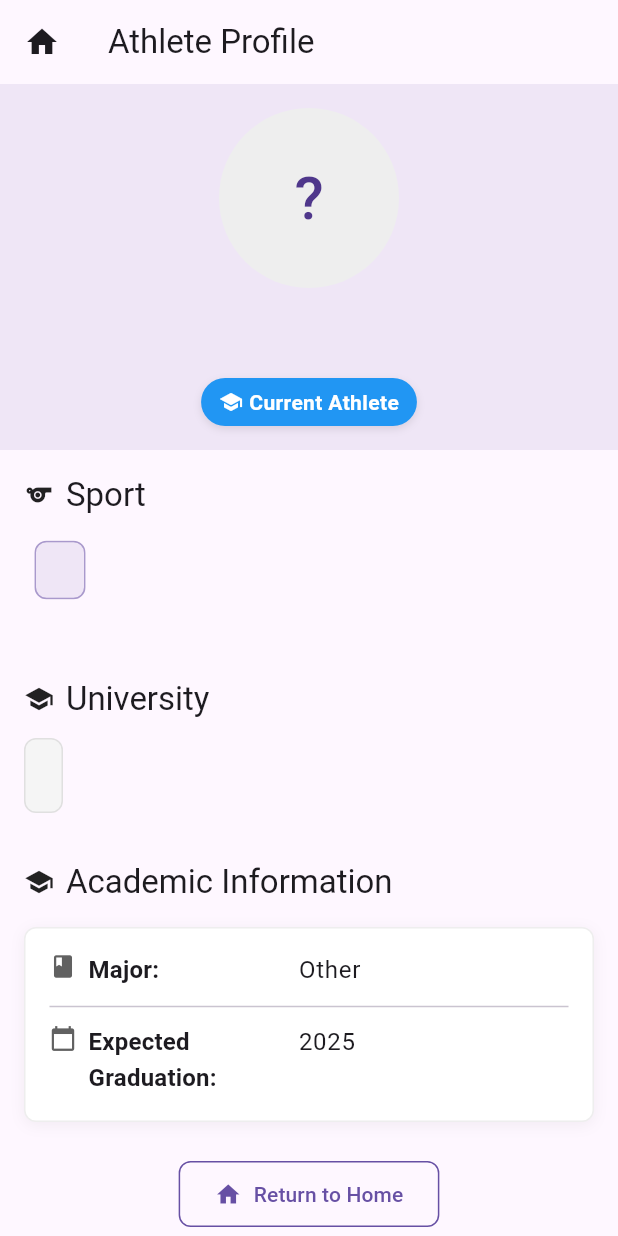
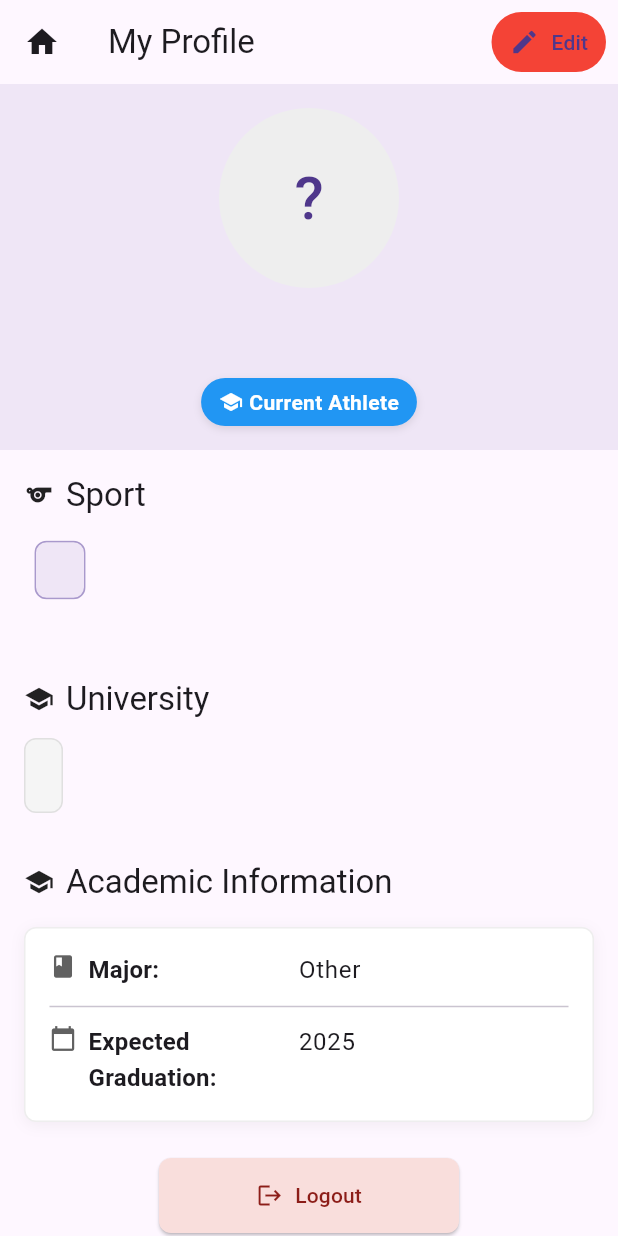
Before and after one commit to jnnabugwu/athlete_alumni, a Flutter app: the ProfileScreen screen opened directly, on a phone screen of 412 x 824 dp. Run offline on Flutter 3.47's test engine with Material 3 defaults, Android fonts, the phone set to English and light mode, and no system bars; our stand-ins replace bloc, dartz, equatable, flutter_bloc, flutter_dotenv, get_it and 4 more; missing offline and left inert: dart:html, dart:js; accounts and stored records are empty.

Commit message:
fix: fixed normal sign in with profile need to fix google sign in with profile

```diff
--- a/lib/core/di/injection.dart
+++ b/lib/core/di/injection.dart
@@ -88,7 +88,7 @@ Future<void> _initProfile() async {
   ));
 
   // Use cases
-  sl.registerLazySingleton(() => GetProfileUseCase(sl<ProfileRepository>()));
+  sl.registerLazySingleton(() => GetProfileUseCase());
   sl.registerLazySingleton(() => UpdateProfileUseCase(sl<ProfileRepository>()));
   sl.registerLazySingleton(() => UploadProfileImageUseCase(sl<ProfileRepository>()));
 
--- a/lib/features/profile/domain/usecases/get_profile_usecase.dart
+++ b/lib/features/profile/domain/usecases/get_profile_usecase.dart
@@ -1,13 +1,61 @@
+import 'package:athlete_alumni/core/utils/typedef.dart';
+import 'package:dartz/dartz.dart';
+import 'package:flutter/foundation.dart';
+import 'package:supabase_flutter/supabase_flutter.dart';
 import '../../../../core/models/athlete.dart';
-import '../../../../core/utils/typedef.dart';
-import '../repositories/profile_repository.dart';
+import '../../../../core/errors/failures.dart';
 
 class GetProfileUseCase {
-  final ProfileRepository repository;
+  final SupabaseClient _supabaseClient = Supabase.instance.client;
 
-  GetProfileUseCase(this.repository);
+ResultFuture<Athlete> call(String userId) async {
+    try {
+      debugPrint('GetProfileUseCase: Attempting to get profile for user ID: $userId');
 
-  ResultFuture<Athlete> call(String userId) {
-    return repository.getProfile(userId);
+      // First, try to get by ID
+      var response = await _supabaseClient
+          .from('athletes')
+          .select()
+          .eq('id', userId)
+          .maybeSingle();
+
+      // If not found and ID looks like a temp ID, check current user
+      if (response == null && (userId.startsWith('user-') || userId == 'unknown-user-id')) {
+        final currentUser = _supabaseClient.auth.currentUser;
+
+        if (currentUser != null) {
+          debugPrint('GetProfileUseCase: Using current user ID instead: ${currentUser.id}');
+
+          // Try to find by auth user ID
+          response = await _supabaseClient
+              .from('athletes')
+              .select()
+              .eq('id', currentUser.id)
+              .maybeSingle();
+
+          // If still not found and we have email (Google Sign-In case), try by email
+          if (response == null && currentUser.email != null) {
+            debugPrint('GetProfileUseCase: Trying to find profile by email: ${currentUser.email}');
+
+            response = await _supabaseClient
+                .from('athletes')
+                .select()
+                .eq('email', currentUser.email.toString())
+                .maybeSingle();
+          }
+        }
+      }
+
+      if (response != null) {
+        debugPrint('GetProfileUseCase: Found profile data: $response');
+        return Right(Athlete.fromJson(response));
+      } else {
+        debugPrint('GetProfileUseCase: No profile found for user ID: $userId');
+        return const Left(ServerFailure(message: 'Profile not found'));
+      }
+    } catch (e) {
+      debugPrint('GetProfileUseCase: Error getting profile: $e');
+      return Left(ServerFailure(message: e.toString()));
+    }
   }
 }
--- a/lib/features/profile/presentation/pages/profile_page.dart
+++ b/lib/features/profile/presentation/pages/profile_page.dart
@@ -1,5 +1,6 @@
 import 'package:flutter/material.dart';
 import 'package:flutter/services.dart';
+import 'package:flutter/foundation.dart';
 import 'package:go_router/go_router.dart';
 import 'package:flutter_bloc/flutter_bloc.dart';
 import '../../../../core/models/athlete.dart';
@@ -22,14 +23,53 @@ class ProfilePage extends StatelessWidget {
 
   @override
   Widget build(BuildContext context) {
-    // Check if this is a dev bypass navigation
-    final bool isDevBypass = GoRouterState.of(context).extra != null &&
-        (GoRouterState.of(context).extra as Map?)?.containsKey('devBypass') == true &&
-        (GoRouterState.of(context).extra as Map)['devBypass'] == true;
+    // Check for route parameters
+    final routerState = GoRouterState.of(context);
+    final Map<String, dynamic>? extra = routerState.extra as Map<String, dynamic>?;
+
+    // Get current authentication state
+    final authBloc = context.read<AuthBloc>();
+    final authState = authBloc.state;
+    final authUser = authState.athlete;
+    final String? authUserId = authUser?.id;
+    final bool isAuthenticated = authState.status == AuthStatus.authenticated;
+
+    // Check if we need to override isOwnProfile from the router extra params
+    final bool routeIsOwnProfile = extra != null &&
+        extra.containsKey('isOwnProfile') &&
+        extra['isOwnProfile'] == true;
+
+    // Check if the profile matches the authenticated user's ID
+    final bool idMatches = isAuthenticated &&
+                         authUserId != null &&
+                         athlete.id == authUserId;
+
+    // For Google sign-in, also check email match as a fallback
+    final bool emailMatches = isAuthenticated &&
+                            authUser?.email != null &&
+                            athlete.email != null &&
+                            authUser!.email == athlete.email;
+
+    // Determine if this is the user's own profile through multiple methods
+    final bool effectiveIsOwnProfile = routeIsOwnProfile || isOwnProfile || idMatches || emailMatches;
+
+    // Log information about the decision
+    if (kDebugMode) {
+      print('🧩 Profile ownership check:');
+      print('  - Route isOwnProfile: $routeIsOwnProfile');
+      print('  - Constructor isOwnProfile: $isOwnProfile');
+      print('  - ID match: $idMatches (${authUserId ?? 'no auth ID'} vs ${athlete.id})');
+      print('  - Email match: $emailMatches (${authUser?.email ?? 'no auth email'} vs ${athlete.email ?? 'no profile email'})');
+      print('  - Decision: ${effectiveIsOwnProfile ? 'IS own profile' : 'NOT own profile'}');
+    }
+
+    final bool isDevBypass = extra != null &&
+        extra.containsKey('devBypass') &&
+        extra['devBypass'] == true;
 
     return Scaffold(
       appBar: AppBar(
-        title: Text(isOwnProfile ? 'My Profile' : 'Athlete Profile'),
+        title: Text(effectiveIsOwnProfile ? 'My Profile' : 'Athlete Profile'),
         systemOverlayStyle: SystemUiOverlayStyle.light,
         leading: IconButton(
           icon: const Icon(Icons.home),
@@ -37,7 +77,7 @@ class ProfilePage extends StatelessWidget {
           onPressed: () => context.go('/'),
         ),
         actions: [
-          if (isOwnProfile && onEditPressed != null)
+          if (effectiveIsOwnProfile && onEditPressed != null)
             Padding(
               padding: const EdgeInsets.only(right: 8.0),
               child: ElevatedButton.icon(
@@ -45,7 +85,7 @@ class ProfilePage extends StatelessWidget {
                 label: const Text('Edit'),
                 onPressed: onEditPressed,
                 style: ElevatedButton.styleFrom(
-                  backgroundColor: Theme.of(context).colorScheme.primaryContainer,
+                  backgroundColor: Colors.red,
                   foregroundColor: Theme.of(context).colorScheme.onPrimaryContainer,
                   elevation: 0,
                   padding: const EdgeInsets.symmetric(horizontal: 12, vertical: 8),
@@ -54,18 +94,6 @@ class ProfilePage extends StatelessWidget {
             ),
         ],
       ),
-      floatingActionButton: isOwnProfile ? FloatingActionButton.extended(
-        onPressed: onEditPressed ?? () {
-          ScaffoldMessenger.of(context).showSnackBar(
-            const SnackBar(content: Text('Edit functionality not available')),
-          );
-        },
-        icon: const Icon(Icons.edit),
-        label: const Text('Edit Profile'),
-        tooltip: 'Edit your profile information',
-        backgroundColor: Theme.of(context).colorScheme.primary,
-        foregroundColor: Theme.of(context).colorScheme.onPrimary,
-      ) : null,
       body: SingleChildScrollView(
         child: Column(
           crossAxisAlignment: CrossAxisAlignment.start,
@@ -79,14 +107,11 @@ class ProfilePage extends StatelessWidget {
             // Type-specific information based on athlete status
             TypeSpecificSection(athlete: athlete),
 
-            // Edit profile button if viewing own profile
-            if (isOwnProfile) _buildEditButton(context),
+            // Logout button if viewing own profile
+            if (effectiveIsOwnProfile) _buildLogoutButton(context),
 
-            // Logout button if viewing own profile
-            if (isOwnProfile) _buildLogoutButton(context),
-
-            // Return to home button
-            _buildHomeButton(context),
+            // Navigation buttons row (home and edit)
+            _buildBottomButtons(context, effectiveIsOwnProfile),
 
             // Extra padding at the bottom for better scroll experience
             const SizedBox(height: 24),
@@ -99,15 +124,21 @@ class ProfilePage extends StatelessWidget {
     );
   }
 
-  Widget _buildEditButton(BuildContext context) {
-    return Center(
+  // Bottom buttons row with Home and Edit buttons
+  Widget _buildBottomButtons(BuildContext context, bool isOwn) {
+    return Padding(
+      padding: const EdgeInsets.symmetric(vertical: 16.0, horizontal: 16.0),
+      child: Row(
+        mainAxisAlignment: MainAxisAlignment.center,
+        children: [
+          if (isOwn)
+            Expanded(
               child: Padding(
-        padding: const EdgeInsets.all(16.0),
+                padding: const EdgeInsets.only(right: 8.0),
                 child: ElevatedButton.icon(
                   onPressed: onEditPressed ?? () {
-            ScaffoldMessenger.of(context).showSnackBar(
-              const SnackBar(content: Text('Edit functionality not available')),
-            );
+                    // Navigate to edit profile page
+                    context.push('/profile/edit', extra: {'athlete': athlete});
                   },
                   icon: const Icon(Icons.edit),
                   label: const Text('Edit Profile'),
@@ -115,16 +146,37 @@ class ProfilePage extends StatelessWidget {
                     backgroundColor: Theme.of(context).colorScheme.primary,
                     foregroundColor: Theme.of(context).colorScheme.onPrimary,
                     padding: const EdgeInsets.symmetric(
-              horizontal: 24,
+                      horizontal: 16,
                       vertical: 12,
                     ),
                     shape: RoundedRectangleBorder(
                       borderRadius: BorderRadius.circular(8),
                     ),
-            minimumSize: const Size(200, 50), // Make button wider
-            elevation: 3, // Add some elevation
                   ),
                 ),
+              ),
+            ),
+          Expanded(
+            child: Padding(
+              padding: EdgeInsets.only(left: isOwn ? 8.0 : 0),
+              child: OutlinedButton.icon(
+                onPressed: () => context.go('/'),
+                icon: const Icon(Icons.home),
+                label: const Text('Home'),
+                style: OutlinedButton.styleFrom(
+                  padding: const EdgeInsets.symmetric(
+                    horizontal: 16,
+                    vertical: 12,
+                  ),
+                  shape: RoundedRectangleBorder(
+                    borderRadius: BorderRadius.circular(8),
+                  ),
+                  side: BorderSide(color: Theme.of(context).colorScheme.primary),
+                ),
+              ),
+            ),
+          ),
+        ],
       ),
     );
   }
@@ -194,29 +246,6 @@ class ProfilePage extends StatelessWidget {
     context.go('/auth/login');
   }
 
-  Widget _buildHomeButton(BuildContext context) {
-    return Center(
-      child: Padding(
-        padding: const EdgeInsets.symmetric(vertical: 8.0, horizontal: 16.0),
-        child: OutlinedButton.icon(
-          onPressed: () => context.go('/'),
-          icon: const Icon(Icons.home),
-          label: const Text('Return to Home'),
-          style: OutlinedButton.styleFrom(
-            padding: const EdgeInsets.symmetric(
-              horizontal: 24,
-              vertical: 12,
-            ),
-            shape: RoundedRectangleBorder(
-              borderRadius: BorderRadius.circular(8),
-            ),
-            side: BorderSide(color: Theme.of(context).colorScheme.primary),
-          ),
-        ),
-      ),
-    );
-  }
-
   Widget _buildDevToolsPanel(BuildContext context) {
     return Container(
       margin: const EdgeInsets.all(16),
--- a/lib/features/profile/presentation/screens/profile_screen.dart
+++ b/lib/features/profile/presentation/screens/profile_screen.dart
@@ -70,25 +70,10 @@ class _ProfileScreenState extends State<ProfileScreen> {
       ));
 
       debugPrint('ProfileScreen: Initializing new profile for user ID: $userId');
-    } else if (widget.isDevMode) {
-      // Use mock data for development
-      const mockAthlete = Athlete(
-        id: 'mock-id-123',
-        name: 'Dev Test Athlete',
-        email: 'dev@test.com',
-        status: AthleteStatus.former,
-        major: AthleteMajor.computerScience,
-        career: AthleteCareer.softwareEngineer,
-        university: 'Dev University',
-        sport: 'Swimming',
-        achievements: ['NCAA Championship', 'All-American', 'Team Captain'],
-        profileImageUrl: 'https://placehold.co/300x300',
-      );
-
-      _profileBloc.add(const MockProfileLoadedEvent(mockAthlete));
     } else {
-      // Get real profile data
+      // Always get real profile data, never use mock data
       _profileBloc.add(GetProfileEvent(widget.athleteId ?? ''));
+      debugPrint('ProfileScreen: Loading real profile data for: ${widget.athleteId}');
     }
   }
 
@@ -230,28 +215,9 @@ class _ProfileScreenState extends State<ProfileScreen> {
                   const SizedBox(height: 16),
                   ElevatedButton(
                     onPressed: () {
-                      if (widget.isDevMode) {
-                        // In dev mode, create and emit mock data again
-                          debugPrint("ProfileScreen: Try Again in dev mode - recreating mock athlete");
-                        final mockAthlete = Athlete(
-                          id: 'mock-id-123',
-                          name: 'Dev Test User',
-                          email: 'dev@example.com',
-                          status: AthleteStatus.current,
-                          major: AthleteMajor.computerScience,
-                          career: AthleteCareer.softwareEngineer,
-                          profileImageUrl: 'https://via.placeholder.com/150',
-                          university: 'Dev University',
-                          sport: 'Basketball',
-                          achievements: ['Created with DevBypass', 'Testing Mode'],
-                          graduationYear: DateTime(2023),
-                        );
-                        _profileBloc.emit(ProfileLoaded(mockAthlete));
-                      } else {
-                        // Retry loading profile
-                          debugPrint("ProfileScreen: Try Again in normal mode - retrying GetProfileEvent");
-                        _profileBloc.add(GetProfileEvent(widget.athleteId ?? ''));
-                      }
+                      // Retry loading profile
+                        debugPrint("ProfileScreen: Try Again in normal mode - retrying GetProfileEvent");
+                      _profileBloc.add(GetProfileEvent(widget.athleteId ?? ''));
                     },
                     child: const Text('Try Again'),
                   ),
```
Also changed, not shown: lib/core/router/app_router.dart (+15 -3 lines), lib/features/home/presentation/pages/home_page.dart (+7 -3 lines), lib/features/profile/presentation/bloc/profile_bloc.dart (+45 -5 lines), lib/features/profile/domain/usecases/get_profile.dart (deleted). Lines whose indentation alone changed are shown as unchanged.
